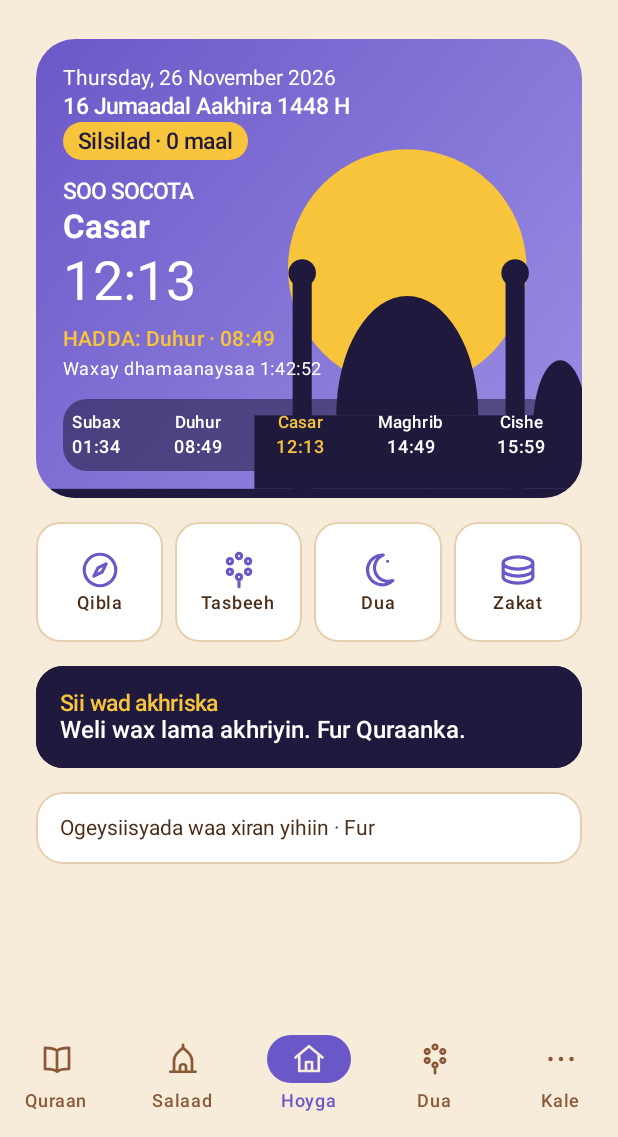
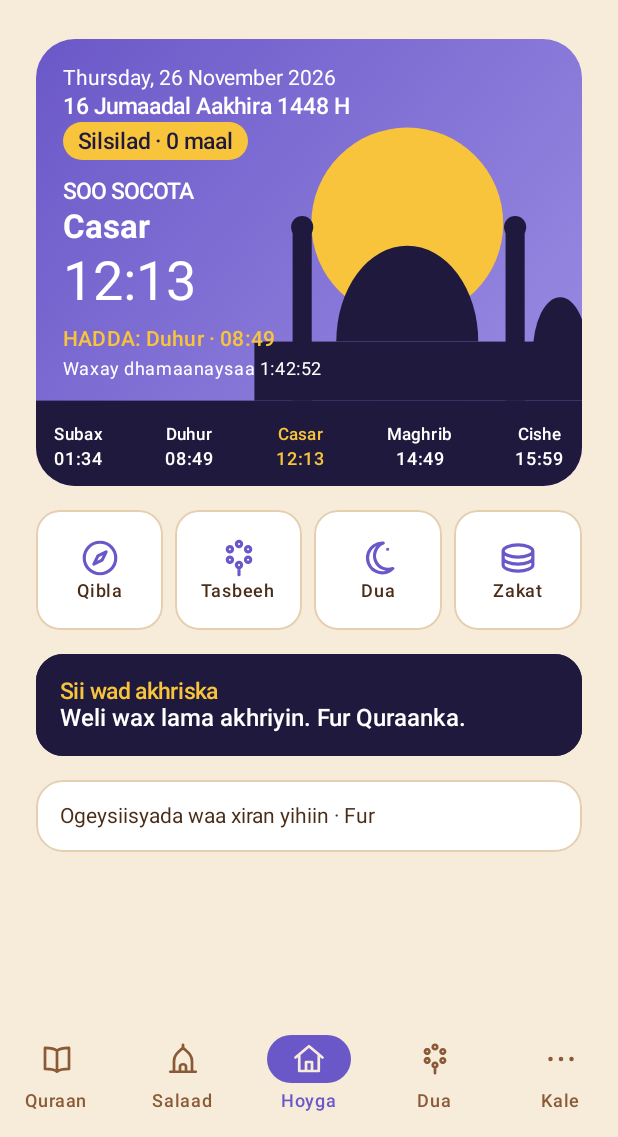
Before and after one commit to Macneyste/GeedkaJannada, an Android app built with Jetpack Compose: the screen it shows after launch (MainActivity), on a phone screen of 412 x 824 dp, the part 99-1236 px from its top. Run offline under Robolectric (Android 15) with nearby library versions, the phone set to English and light mode, and no system bars.

Commit message:
fix(home): safka waqtiyada ha ka hoos maro sawirka masjidka

```diff
--- a/app/src/main/java/com/geedkajannada/ui/home/HomeScreen.kt
+++ b/app/src/main/java/com/geedkajannada/ui/home/HomeScreen.kt
@@ -181,13 +181,13 @@ private fun HeroCard(
     entries: List<PrayerEntry>,
     onSetTimes: () -> Unit,
 ) {
-    Box(
+    Column(
         Modifier
             .fillMaxWidth()
-            .heightIn(min = 190.dp)
             .background(Brush.linearGradient(listOf(Indigo, IndigoLight)), RoundedCornerShape(Dimens.HeroRadius))
             .clip(RoundedCornerShape(Dimens.HeroRadius)),
     ) {
+    Box(Modifier.fillMaxWidth().heightIn(min = 190.dp)) {
         // Qorraxda iyo masjidka: qaab nala leh (Canvas), ma aha sawir la koobiyay.
         Canvas(Modifier.matchParentSize()) {
             val w = size.width
@@ -254,22 +254,21 @@ private fun HeroCard(
                     style = MaterialTheme.typography.bodySmall,
                     color = White,
                 )
+            }
+        }
+    }
+    if (next != null && remaining != null) {
         Row(
             Modifier
                 .fillMaxWidth()
-                        .padding(top = 10.dp)
-                        .background(Night.copy(alpha = 0.55f), RoundedCornerShape(16.dp))
-                        .padding(vertical = 8.dp, horizontal = 6.dp),
+                .background(Night)
+                .padding(vertical = 10.dp, horizontal = 12.dp),
             horizontalArrangement = Arrangement.SpaceBetween,
         ) {
             entries.forEach { e ->
                 val isNext = e.prayer == next.prayer
                 Column(horizontalAlignment = Alignment.CenterHorizontally) {
-                            Text(
-                                stringResource(e.prayer.nameRes),
-                                style = MaterialTheme.typography.labelSmall,
-                                color = if (isNext) Sun else White,
-                            )
+                    Text(stringResource(e.prayer.nameRes), style = MaterialTheme.typography.labelSmall, color = if (isNext) Sun else White)
                     Text(
                         e.minuteOfDay?.let { PrayerMath.format(it) } ?: "--:--",
                         style = MaterialTheme.typography.labelMedium,
@@ -281,4 +280,3 @@ private fun HeroCard(
     }
     }
 }
-}
```
Lines whose indentation alone changed are shown as unchanged.
